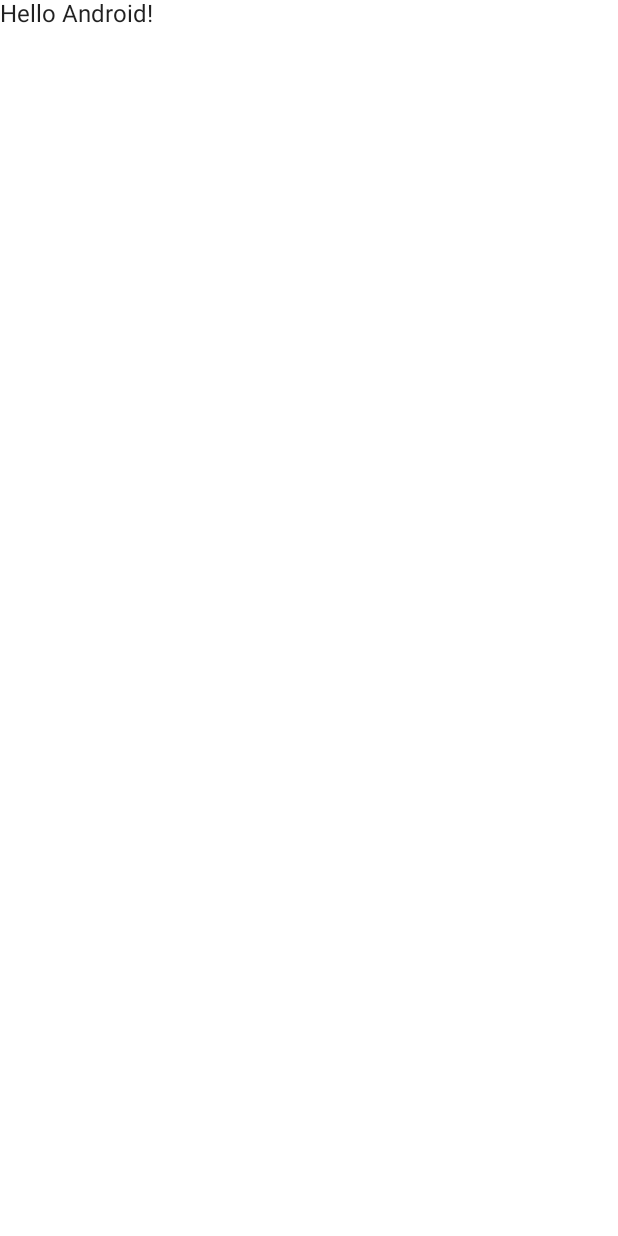
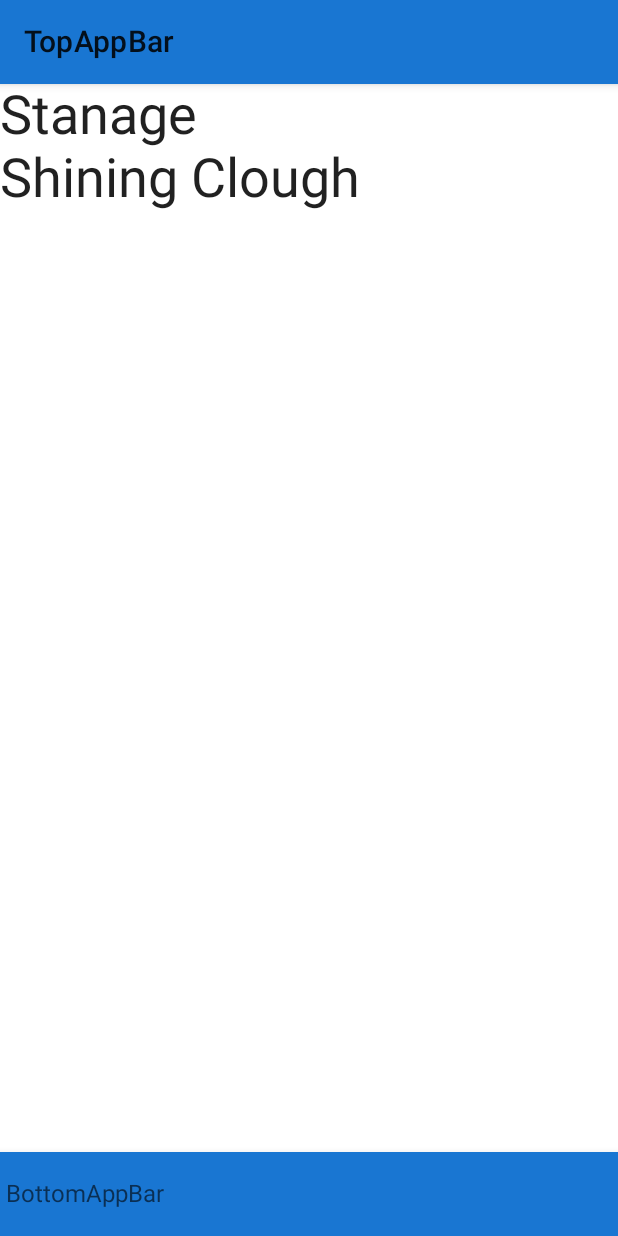
Before and after one commit to mjms3/WhereToClimb, an Android app built with Jetpack Compose: the screen it shows after launch (MainActivity), on a phone screen of 412 x 824 dp. Before the commit the screen is almost empty. Run offline under Robolectric (Android 15) with nearby library versions, the phone set to English and light mode, and no system bars.

Commit message:
Introduce CragSearchResult and display as Text

```diff
--- a/app/build.gradle
+++ b/app/build.gradle
@@ -29,6 +29,7 @@ android {
     compileOptions {
         sourceCompatibility JavaVersion.VERSION_1_8
         targetCompatibility JavaVersion.VERSION_1_8
+        coreLibraryDesugaringEnabled true
     }
     kotlinOptions {
         jvmTarget = '1.8'
@@ -60,4 +61,6 @@ dependencies {
     androidTestImplementation "androidx.compose.ui:ui-test-junit4:$compose_ui_version"
     debugImplementation "androidx.compose.ui:ui-tooling:$compose_ui_version"
     debugImplementation "androidx.compose.ui:ui-test-manifest:$compose_ui_version"
+    coreLibraryDesugaring "com.android.tools:desugar_jdk_libs:1.1.5"
+
 }
--- a/app/src/main/java/mjms3/github/io/wheretoclimb/MainActivity.kt
+++ b/app/src/main/java/mjms3/github/io/wheretoclimb/MainActivity.kt
@@ -3,41 +3,77 @@ package mjms3.github.io.wheretoclimb
 import android.os.Bundle
 import androidx.activity.ComponentActivity
 import androidx.activity.compose.setContent
-import androidx.compose.foundation.layout.fillMaxSize
-import androidx.compose.material.MaterialTheme
-import androidx.compose.material.Surface
-import androidx.compose.material.Text
+import androidx.compose.foundation.layout.Column
+import androidx.compose.foundation.rememberScrollState
+import androidx.compose.foundation.verticalScroll
+import androidx.compose.material.*
 import androidx.compose.runtime.Composable
 import androidx.compose.ui.Modifier
-import androidx.compose.ui.tooling.preview.Preview
+import androidx.compose.ui.graphics.Color
+import androidx.compose.ui.unit.sp
 import mjms3.github.io.wheretoclimb.ui.theme.WhereToClimbTheme
+import java.time.LocalDateTime
+
+data class CragSearchResult(
+    val cragName: String,
+    val percentageMatch: Int,
+    val resultGenerationTime: LocalDateTime
+)
 
 class MainActivity : ComponentActivity() {
     override fun onCreate(savedInstanceState: Bundle?) {
         super.onCreate(savedInstanceState)
         setContent {
             WhereToClimbTheme {
-                // A surface container using the 'background' color from the theme
-                Surface(
-                    modifier = Modifier.fillMaxSize(),
-                    color = MaterialTheme.colors.background
-                ) {
-                    Greeting("Android")
-                }
+                val materialBlue700 = Color(0xFF1976D2)
+                Scaffold(
+                    topBar = {
+                        TopAppBar(
+                            title = { Text("TopAppBar") },
+                            backgroundColor = materialBlue700
+                        )
+                    },
+                    content = { GetSearchResultsContent() },
+                    bottomBar = {
+                        BottomAppBar(backgroundColor = materialBlue700) {
+                            Text("BottomAppBar")
+                        }
+                    }
+                )
             }
         }
     }
 }
 
 @Composable
-fun Greeting(name: String) {
-    Text(text = "Hello $name!")
+fun GetSearchResultsContent() {
+    var searchResults = getSearchResults()
+    Column(
+        modifier = Modifier.verticalScroll(rememberScrollState())
+    ) {
+        searchResults.forEach(){
+            result -> GetSearchResultCard(result = result)
+        }
+    }
 }
 
-@Preview(showBackground = true)
 @Composable
-fun DefaultPreview() {
-    WhereToClimbTheme {
-        Greeting("Android")
-    }
+fun GetSearchResultCard(result: CragSearchResult) {
+    Text(result.cragName, fontSize = 36.sp)
 }
+
+fun getSearchResults(): MutableList<CragSearchResult> {
+    val searchResults = mutableListOf<CragSearchResult>(
+        CragSearchResult(
+            cragName = "Stanage",
+            percentageMatch = 80,
+            resultGenerationTime = LocalDateTime.of(2022, 10, 1, 10, 0)
+        ),
+        CragSearchResult(
+            cragName = "Shining Clough",
+            percentageMatch = 2,
+            resultGenerationTime = LocalDateTime.of(2022, 10, 1, 10, 0)
+        )
+    )
+    return searchResults
+}
```
